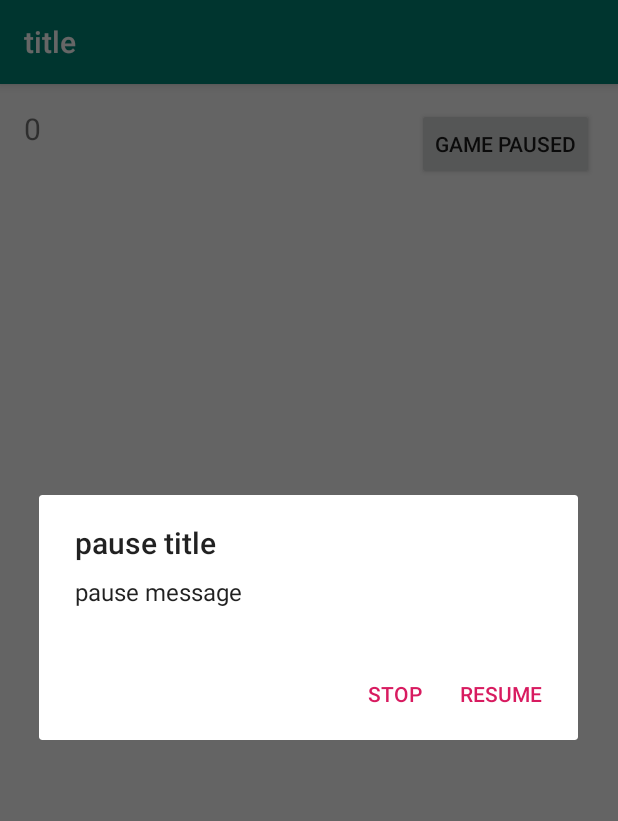
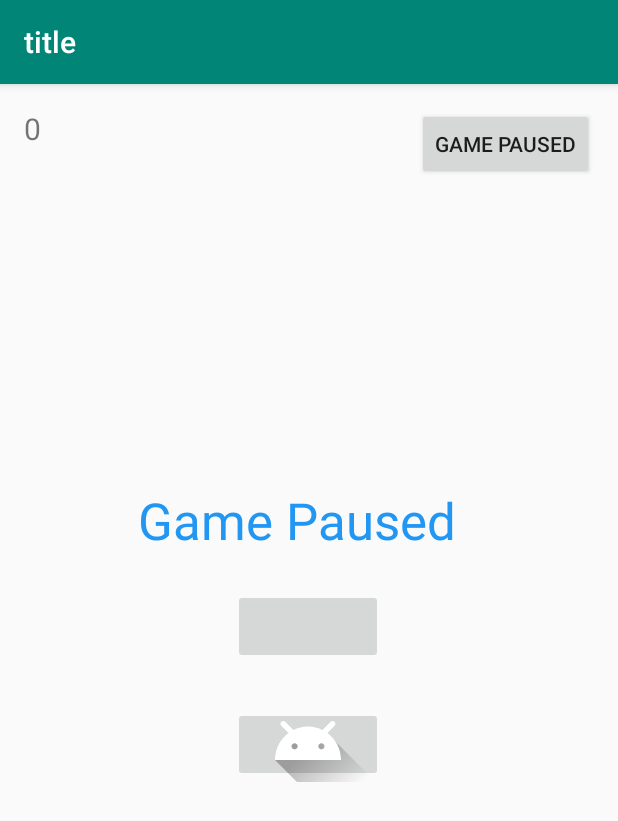
Before and after one commit to adrianmrt/SpaceTroopers, an Android app: the fragment GameFragment placed in its activity, after a tap on "GAME PAUSED", on a phone screen of 412 x 824 dp. Shown: the top 821 px of the screen. Run offline under Robolectric (Android 15) with nearby library versions, the phone set to English and light mode, and no system bars; 9 statements that could not run were skipped.

Commit message:
Pretty Pause Menu
Changed from an alert to a fragment

```diff
--- a/Scaffold15/app/build.gradle
+++ b/Scaffold15/app/build.gradle
@@ -23,6 +23,7 @@ dependencies {
     implementation 'androidx.appcompat:appcompat:1.0.0'
     implementation 'androidx.constraintlayout:constraintlayout:1.1.3'
     implementation 'androidx.legacy:legacy-support-v4:1.0.0'
+    implementation 'androidx.fragment:fragment:1.3.6'
     testImplementation 'junit:junit:4.12'
     androidTestImplementation 'androidx.test.ext:junit:1.1.1'
     androidTestImplementation 'androidx.test.espresso:espresso-core:3.1.0'
--- a/Scaffold15/app/src/main/java/dadm/scaffold/BaseFragment.java
+++ b/Scaffold15/app/src/main/java/dadm/scaffold/BaseFragment.java
@@ -7,7 +7,6 @@ public class BaseFragment extends Fragment {
     public boolean onBackPressed() {
         return false;
     }
-
     protected ScaffoldActivity getScaffoldActivity () {
         return (ScaffoldActivity) getActivity();
     }
--- a/Scaffold15/app/src/main/java/dadm/scaffold/counter/GameFragment.java
+++ b/Scaffold15/app/src/main/java/dadm/scaffold/counter/GameFragment.java
@@ -8,6 +8,9 @@ import android.view.View;
 import android.view.ViewGroup;
 import android.view.ViewTreeObserver;
 import android.widget.Button;
+
+import androidx.fragment.app.FragmentManager;
+import androidx.fragment.app.FragmentTransaction;
 
 import dadm.scaffold.BaseFragment;
 import dadm.scaffold.R;
@@ -23,8 +26,26 @@ import dadm.scaffold.space.SpaceShipPlayer;
 
 public class GameFragment extends BaseFragment implements View.OnClickListener {
     private GameEngine theGameEngine;
+    FragmentManager fragmentManager;
 
     public GameFragment() {
+    }
+
+    @Override
+    public void onCreate(Bundle savedInstanceState) {
+        super.onCreate(savedInstanceState);
+        fragmentManager = getFragmentManager();
+
+        //setListeners for PauseMenu
+        fragmentManager.setFragmentResultListener("handlePauseMenu", this, ((requestKey, result) -> {
+            String nextState = result.getString("pauseMenuState");
+            if (nextState.equals("resume")) {
+                theGameEngine.resumeGame();
+            } else if (nextState.equals("exit")) {
+                theGameEngine.stopGame();
+                ((ScaffoldActivity) getActivity()).navigateBack();
+            }
+        }));
     }
 
     @Override
@@ -37,6 +58,7 @@ public class GameFragment extends BaseFragment implements View.OnClickListener {
     @Override
     public void onViewCreated(View view, Bundle savedInstanceState) {
         super.onViewCreated(view, savedInstanceState);
+
         view.findViewById(R.id.btn_play_pause).setOnClickListener(this);
         final ViewTreeObserver observer = view.getViewTreeObserver();
         observer.addOnGlobalLayoutListener(new ViewTreeObserver.OnGlobalLayoutListener(){
@@ -94,35 +116,12 @@ public class GameFragment extends BaseFragment implements View.OnClickListener {
         return false;
     }
 
-    private void pauseGameAndShowPauseDialog() {
+    public void pauseGameAndShowPauseDialog() {
         theGameEngine.pauseGame();
-        new AlertDialog.Builder(getActivity())
-                .setTitle(R.string.pause_dialog_title)
-                .setMessage(R.string.pause_dialog_message)
-                .setPositiveButton(R.string.resume, new DialogInterface.OnClickListener() {
-                    @Override
-                    public void onClick(DialogInterface dialog, int which) {
-                        dialog.dismiss();
-                        theGameEngine.resumeGame();
-                    }
-                })
-                .setNegativeButton(R.string.stop, new DialogInterface.OnClickListener() {
-                    @Override
-                    public void onClick(DialogInterface dialog, int which) {
-                        dialog.dismiss();
-                        theGameEngine.stopGame();
-                        ((ScaffoldActivity)getActivity()).navigateBack();
-                    }
-                })
-                .setOnCancelListener(new DialogInterface.OnCancelListener() {
-                    @Override
-                    public void onCancel(DialogInterface dialog) {
-                        theGameEngine.resumeGame();
-                    }
-                })
-                .create()
-                .show();
-
+        FragmentTransaction transaction = fragmentManager.beginTransaction();
+        PauseMenuFragment pauseMenuFragment= new PauseMenuFragment();
+        transaction.replace(R.id.pauseMenuContainer, pauseMenuFragment,null);
+        transaction.commit();
     }
 
     private void playOrPause() {
--- /dev/null
+++ b/Scaffold15/app/src/main/java/dadm/scaffold/counter/PauseMenuFragment.java
@@ -0,0 +1,83 @@
+package dadm.scaffold.counter;
+
+import android.os.Bundle;
+
+import androidx.annotation.NonNull;
+import androidx.annotation.Nullable;
+import androidx.fragment.app.Fragment;
+import androidx.fragment.app.FragmentManager;
+import androidx.fragment.app.FragmentTransaction;
+import androidx.lifecycle.ViewModelProvider;
+
+import android.view.LayoutInflater;
+import android.view.View;
+import android.view.ViewGroup;
+import android.widget.ImageButton;
+
+import dadm.scaffold.BaseFragment;
+import dadm.scaffold.R;
+import dadm.scaffold.engine.GameEngine;
+
+public class PauseMenuFragment extends BaseFragment {
+
+    GameEngine gameEngine;
+    ImageButton resumeButton;
+    ImageButton exitButton;
+    FragmentManager fragmentManager;
+
+    @Override
+    public void onCreate(Bundle savedInstanceState) {
+        super.onCreate(savedInstanceState);
+
+    }
+
+    @Override
+    public View onCreateView(LayoutInflater inflater, ViewGroup container,
+                             Bundle savedInstanceState) {
+        // Inflate the layout for this fragment
+        return inflater.inflate(R.layout.fragment_pause_menu, container, false);
+    }
+
+    @Override
+    public void onViewCreated(@NonNull View view, @Nullable Bundle savedInstanceState) {
+        super.onViewCreated(view, savedInstanceState);
+        fragmentManager= getParentFragmentManager();
+        resumeButton=view.findViewById(R.id.ResumeButton);
+        exitButton=view.findViewById(R.id.ExitButton);
+        resumeButton.setOnClickListener(new View.OnClickListener() {
+            @Override
+            public void onClick(View v) {
+                ResumeGame();
+            }
+        });
+        exitButton.setOnClickListener(new View.OnClickListener() {
+            @Override
+            public void onClick(View v) {
+                ExitGame();
+            }
+        });
+    }
+
+    public void ResumeGame(){
+        SetNextState("resume");
+        DestroyPauseMenuFragment();
+    }
+
+    public void ExitGame(){
+        SetNextState("exit");
+        DestroyPauseMenuFragment();
+
+    }
+
+    private void DestroyPauseMenuFragment(){
+        FragmentTransaction transaction = fragmentManager.beginTransaction();
+        transaction.remove(PauseMenuFragment.this);
+        transaction.commit();
+    }
+
+    private void SetNextState(String nextState){
+        Bundle bundle= new Bundle();
+        bundle.putString("pauseMenuState",nextState);
+        getParentFragmentManager().setFragmentResult("handlePauseMenu",bundle);
+    }
+}
--- a/Scaffold15/app/src/main/java/dadm/scaffold/engine/ScoreManager.java
+++ b/Scaffold15/app/src/main/java/dadm/scaffold/engine/ScoreManager.java
@@ -11,7 +11,7 @@ public class ScoreManager {
     private int scoreToAdd;
     TextView scoreText;
     public ScoreManager(){
-        currentScore=0;
+        this.currentScore=0;
     }
 
     public void setCurrentScore(int actualScore) {
@@ -32,6 +32,7 @@ public class ScoreManager {
 
     public void setScoreText(TextView scoreText) {
         this.scoreText = scoreText;
+        scoreText.setText(Integer.toString(currentScore));
     }
 
     //runnable for being able to change the ui from the main thread
--- a/Scaffold15/app/src/main/res/layout/fragment_game.xml
+++ b/Scaffold15/app/src/main/res/layout/fragment_game.xml
@@ -15,7 +15,7 @@
         android:layout_marginStart="@dimen/activity_vertical_margin"
         android:layout_marginLeft="@dimen/activity_vertical_margin"
         android:layout_marginTop="@dimen/activity_horizontal_margin"
-        android:text="0"
+        android:text="@string/_0"
         android:textSize="20sp" />
 
     <dadm.scaffold.engine.StandardGameView
@@ -33,6 +33,14 @@
         android:text="@string/pause"
         android:layout_marginEnd="@dimen/activity_vertical_margin" />
 
-    <include layout="@layout/view_joystick"/>
+    <include layout="@layout/view_joystick" />
+
+    <androidx.constraintlayout.widget.ConstraintLayout
+        android:id="@+id/pauseMenuContainer"
+        android:layout_width="301dp"
+        android:layout_height="459dp"
+        android:layout_gravity="center_horizontal|center_vertical">
+
+    </androidx.constraintlayout.widget.ConstraintLayout>
 
 </FrameLayout>
--- /dev/null
+++ b/Scaffold15/app/src/main/res/layout/fragment_pause_menu.xml
@@ -0,0 +1,48 @@
+<?xml version="1.0" encoding="utf-8"?>
+<androidx.constraintlayout.widget.ConstraintLayout xmlns:android="http://schemas.android.com/apk/res/android"
+    xmlns:app="http://schemas.android.com/apk/res-auto"
+    xmlns:tools="http://schemas.android.com/tools"
+    android:layout_width="match_parent"
+    android:layout_height="match_parent">
+
+    <TextView
+        android:id="@+id/PausedText"
+        android:layout_width="228dp"
+        android:layout_height="47dp"
+        android:lineSpacingExtra="8sp"
+        android:text="@string/game_paused"
+        android:textAppearance="@style/TextAppearance.AppCompat.Display1"
+        android:textColor="#2196F3"
+        app:layout_constraintBottom_toBottomOf="parent"
+        app:layout_constraintEnd_toEndOf="parent"
+        app:layout_constraintHorizontal_bias="0.497"
+        app:layout_constraintStart_toStartOf="parent"
+        app:layout_constraintTop_toTopOf="parent"
+        app:layout_constraintVertical_bias="0.277" />
+
+    <ImageButton
+        android:id="@+id/ExitButton"
+        android:layout_width="100dp"
+        android:layout_height="50dp"
+        android:contentDescription="@string/exit"
+        android:src="@drawable/ic_launcher_foreground"
+        app:layout_constraintBottom_toBottomOf="parent"
+        app:layout_constraintEnd_toEndOf="parent"
+        app:layout_constraintHorizontal_bias="0.498"
+        app:layout_constraintStart_toStartOf="parent"
+        app:layout_constraintTop_toTopOf="parent"
+        app:layout_constraintVertical_bias="0.638" />
+
+    <ImageButton
+        android:id="@+id/ResumeButton"
+        android:layout_width="100dp"
+        android:layout_height="50dp"
+        android:contentDescription="@string/resume"
+        app:layout_constraintBottom_toBottomOf="parent"
+        app:layout_constraintEnd_toEndOf="parent"
+        app:layout_constraintHorizontal_bias="0.498"
+        app:layout_constraintStart_toStartOf="parent"
+        app:layout_constraintTop_toTopOf="parent"
+        app:layout_constraintVertical_bias="0.446"
+        tools:src="@drawable/ic_launcher_foreground" />
+</androidx.constraintlayout.widget.ConstraintLayout>
--- a/Scaffold15/app/src/main/res/values/strings.xml
+++ b/Scaffold15/app/src/main/res/values/strings.xml
@@ -11,4 +11,11 @@
     <string name="stop">stop</string>
     <string name="textview">TextView</string>
     <string name="xxxx">XXXX</string>
+    <string name="_0">0</string>
+    <string name="game_paused">Game Paused</string>
+    <string name="resume_button">resume button</string>
+    <string name="exit_button">Exit button</string>
+    <string name="exit">exit</string>
+    <!-- TODO: Remove or change this placeholder text -->
+    <string name="hello_blank_fragment">Hello blank fragment</string>
 </resources>
```
